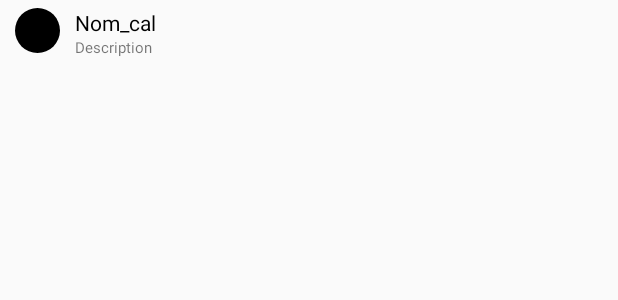
After one commit to AzeddineZadir/CalandarPad, an Android app: the layout item_list_calendrier.xml on its own in the app's theme, with its tools: preview values and no code run, on a phone screen of 412 x 824 dp. The commit adds this screen. Shown: the top 300 px of the screen. Run offline under Robolectric (Android 15) with nearby library versions, the phone set to English and light mode, and no system bars.

Commit message:
Ajout RecyclerView
RecyclerView pour la liste de calendrier

```diff
--- a/InterfacTest/app/src/main/java/com/example/silver_desk/interfactest/database/AppDatabase.java
+++ b/InterfacTest/app/src/main/java/com/example/silver_desk/interfactest/database/AppDatabase.java
@@ -54,11 +54,11 @@ public abstract class AppDatabase extends RoomDatabase {
         @Override
         protected Void doInBackground(final Void... params) {
             mDao.deleteAll();
-            Calendrier calendrier = new Calendrier(1,"rouge","important","Hello","rouge","rouge");
+            Calendrier calendrier = new Calendrier(1,"rouge","important","Hello","rouge","rouge","description1");
             mDao.insert(calendrier);
-            Calendrier calendrier1 = new Calendrier(2,"rouge","important","Hello","rouge","rouge");
+            Calendrier calendrier1 = new Calendrier(2,"rouge","important","Hello","rouge","rouge","description2");
             mDao.insert(calendrier1);
-            Calendrier calendrier2 = new Calendrier(3,"rouge","important","Hello","rouge","rouge");
+            Calendrier calendrier2 = new Calendrier(3,"rouge","important","Hello","rouge","rouge","description3");
             mDao.insert(calendrier2);
             return null;
         }
--- a/InterfacTest/app/src/main/java/com/example/silver_desk/interfactest/fragment/ListeEvenmentFragment.java
+++ b/InterfacTest/app/src/main/java/com/example/silver_desk/interfactest/fragment/ListeEvenmentFragment.java
@@ -36,7 +36,7 @@ public class ListeEvenmentFragment extends Fragment {
                              Bundle savedInstanceState) {
         // Inflate the layout for this fragment
         View view = inflater.inflate(R.layout.fragment_liste_evenment, container, false);
-        t_listeEvenment=(TextView)view.findViewById(R.id.t_listecalendrier);
+        t_listeEvenment=(TextView)view.findViewById(R.id.recyclerView);
         List<Evenement> EvenmentList= CalendrierActivity.database.evenementDao().loadAllevenement();
         chaine_daffichage = "";
 
--- /dev/null
+++ b/InterfacTest/app/src/main/res/drawable/round_color.xml
@@ -0,0 +1,11 @@
+<?xml version="1.0" encoding="utf-8"?>
+<shape xmlns:android="http://schemas.android.com/apk/res/android"
+    android:shape="oval">
+
+    <size
+        android:width="120dp"
+        android:height="120dp"/>
+    <solid
+        android:color="#000000"/>
+
+</shape>
--- /dev/null
+++ b/InterfacTest/app/src/main/res/layout/item_list_calendrier.xml
@@ -0,0 +1,39 @@
+<?xml version="1.0" encoding="utf-8"?>
+<LinearLayout
+    xmlns:android="http://schemas.android.com/apk/res/android"
+    android:layout_width="match_parent"
+    android:layout_height="match_parent">
+
+    <TextView
+
+        android:id="@+id/roundColor"
+        android:layout_marginLeft="10dp"
+        android:layout_marginTop="5dp"
+        android:layout_width="30dp"
+        android:layout_height="30dp"
+        android:background="@drawable/round_color"
+
+        />
+    <LinearLayout
+        android:layout_marginLeft="10dp"
+        android:layout_width="match_parent"
+        android:layout_height="wrap_content"
+        android:orientation="vertical">
+        <TextView
+            android:layout_marginTop="5dp"
+            android:id="@+id/calTitre"
+            android:layout_width="wrap_content"
+            android:layout_height="wrap_content"
+            android:textSize="14sp"
+            android:text="Nom_cal"
+            android:textColor="#000000"/>
+        <TextView
+            android:id="@+id/calDescri"
+            android:layout_width="wrap_content"
+            android:layout_height="wrap_content"
+            android:textSize="10sp"
+            android:text="Description"/>
+
+    </LinearLayout>
+
+</LinearLayout>
```
Also changed, not shown: InterfacTest/app/src/main/java/com/example/silver_desk/interfactest/Adapters/CalendrierListeAdapter.java (added, +57 -0 lines), InterfacTest/app/src/main/java/com/example/silver_desk/interfactest/database/Calendrier.java (+13 -1 lines), InterfacTest/app/src/main/java/com/example/silver_desk/interfactest/fragment/ListeCalendrierFragment.java (+20 -6 lines), InterfacTest/app/src/main/res/layout/fragment_liste_calendrier.xml (+4 -9 lines).
